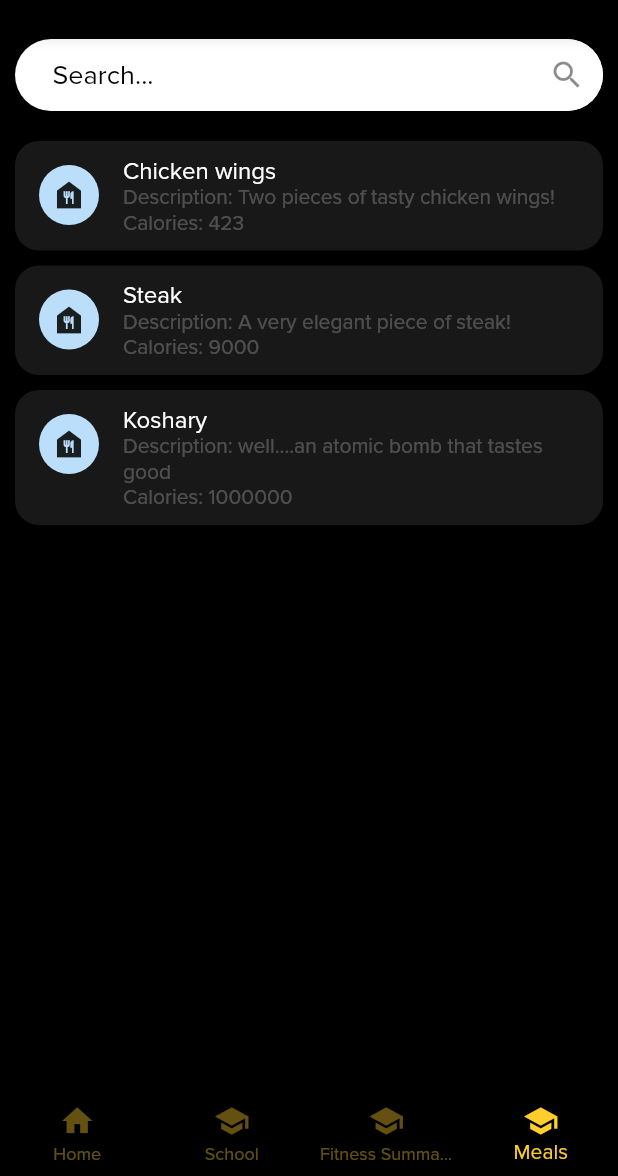
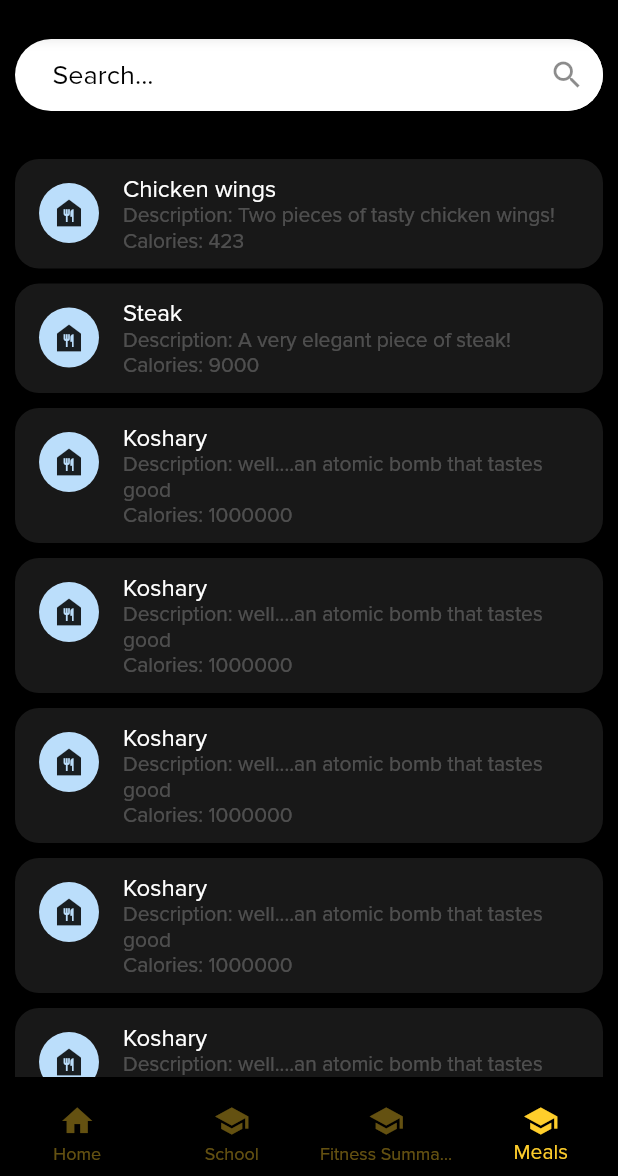
Before and after one commit to AdhamMagdyA/GymManager, a Flutter app: the screen it shows after launch, item 4 of the bottom bar chosen, on a phone screen of 412 x 824 dp, the part 60-1236 px from its top. Run offline on Flutter 3.47's test engine with Material 2 defaults, Android fonts, the phone set to English and light mode, and no system bars; our stand-ins replace cached_network_image, motion_tab_bar, pie_chart, timelines; missing offline and left inert: dart:html.

Commit message:
some changes in meals screen

```diff
--- a/lib/screens/nutritionist/meals-screen.dart
+++ b/lib/screens/nutritionist/meals-screen.dart
@@ -21,6 +21,31 @@ class MealsViewScreen extends StatefulWidget {
       'title': 'Koshary',
       'description': 'well....an atomic bomb that tastes good',
       'calories': '1000000'
+    },
+    {
+      'title': 'Koshary',
+      'description': 'well....an atomic bomb that tastes good',
+      'calories': '1000000'
+    },
+    {
+      'title': 'Koshary',
+      'description': 'well....an atomic bomb that tastes good',
+      'calories': '1000000'
+    },
+    {
+      'title': 'Koshary',
+      'description': 'well....an atomic bomb that tastes good',
+      'calories': '1000000'
+    },
+    {
+      'title': 'Koshary',
+      'description': 'well....an atomic bomb that tastes good',
+      'calories': '1000000'
+    },
+    {
+      'title': 'Koshary',
+      'description': 'well....an atomic bomb that tastes good',
+      'calories': '1000000'
     }
   ];
 }
@@ -32,8 +57,6 @@ class _MealsViewScreenState extends State<MealsViewScreen> {
       color: Colors.black,
       padding: EdgeInsetsDirectional.all(10),
       child: Stack(
-        children: [
-          ListView(
         children: [
           Material(
               elevation: 5.0,
@@ -51,7 +74,10 @@ class _MealsViewScreenState extends State<MealsViewScreen> {
                     contentPadding:
                         EdgeInsets.symmetric(horizontal: 25, vertical: 13)),
               )),
-              SizedBox(height: 20),
+          Container(
+            margin: EdgeInsets.only(top: 80),
+            child: ListView(
+              children: [
                 ListView.builder(
                     shrinkWrap: true,
                     itemCount: widget.meals.length,
@@ -64,13 +90,36 @@ class _MealsViewScreenState extends State<MealsViewScreen> {
                     }),
               ],
             ),
+          ),
           if (MealsViewScreen.whoIsSelected != -1)
-            Align(
-              alignment: AlignmentDirectional.bottomCenter,
-              child: ElevatedButton(
-                style: ElevatedButton.styleFrom(primary: Color(0xFFFFCE2B)),
+            Container(
+              margin: EdgeInsets.only(bottom: 20),
+              child: Align(
+                alignment: Alignment.bottomCenter,
+                child: Row(
+                  children: [
+                    ElevatedButton(
+                      style:
+                          ElevatedButton.styleFrom(primary: Color(0xFFFFCE2B)),
                       child: Text('Submit'),
                       onPressed: () {},
+                    ),
+                    SizedBox(
+                      width: 10,
+                    ),
+                    ElevatedButton(
+                      style:
+                          ElevatedButton.styleFrom(primary: Color(0xFFFFCE2B)),
+                      child: Text('Cancel'),
+                      onPressed: () {
+                        setState(() {
+                          MealsViewScreen.whoIsSelected = -1;
+                        });
+                      },
+                    ),
+                  ],
+                  mainAxisSize: MainAxisSize.min,
+                ),
               ),
             ),
         ],
```
Lines whose indentation alone changed are shown as unchanged.
